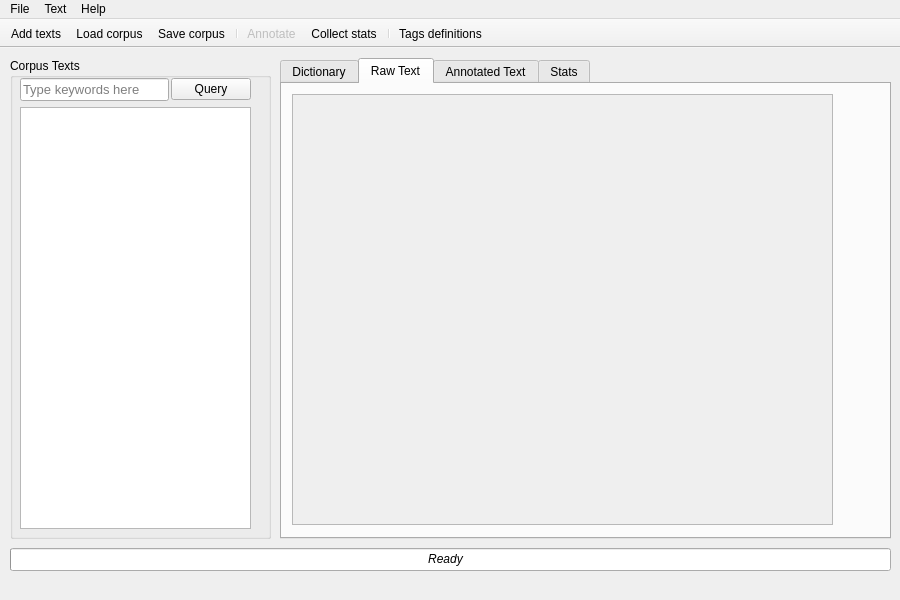
Above: App/app_window.ui from vladrrv/BSU-NLP before the change. Below: the same form after it.
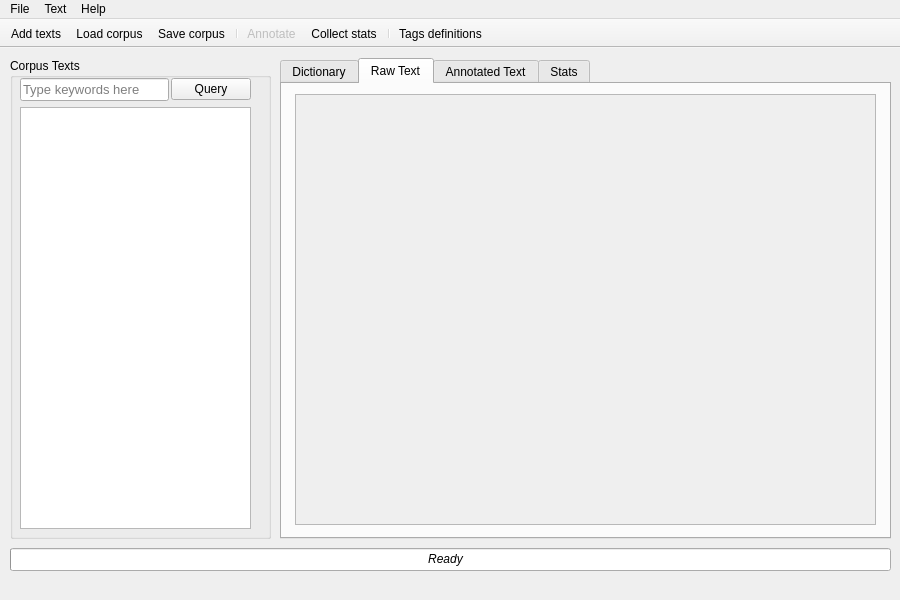
That is the form after the change. The open tabs and pages were chosen to show the change. Icons and pictures are not drawn.

Patch:
```diff
--- a/App/app_window.ui
+++ b/App/app_window.ui
@@ -467,15 +467,15 @@
      <attribute name="title">
       <string>Raw Text</string>
      </attribute>
-     <widget class="QTextBrowser" name="tb_raw">
+     <widget class="QTextEdit" name="tb_raw">
       <property name="enabled">
        <bool>false</bool>
       </property>
       <property name="geometry">
        <rect>
-        <x>10</x>
+        <x>13</x>
         <y>10</y>
-        <width>541</width>
+        <width>581</width>
         <height>431</height>
        </rect>
       </property>
```
Left out of the diff: 2 changed lines with no effect on the pictures.
